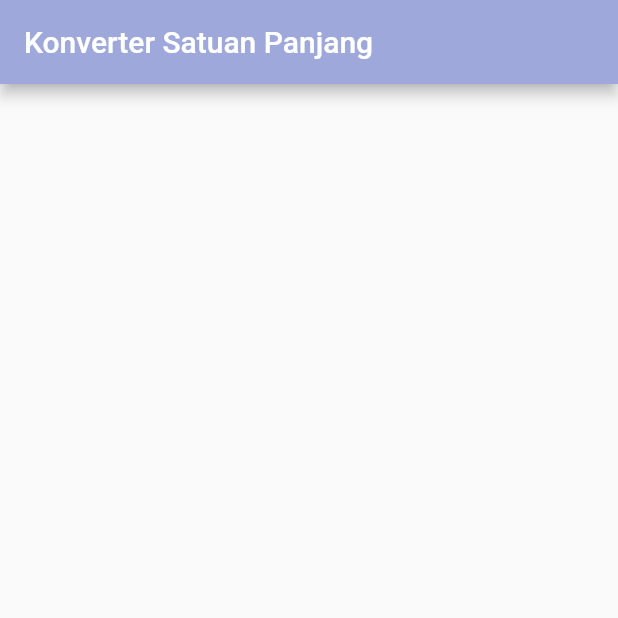
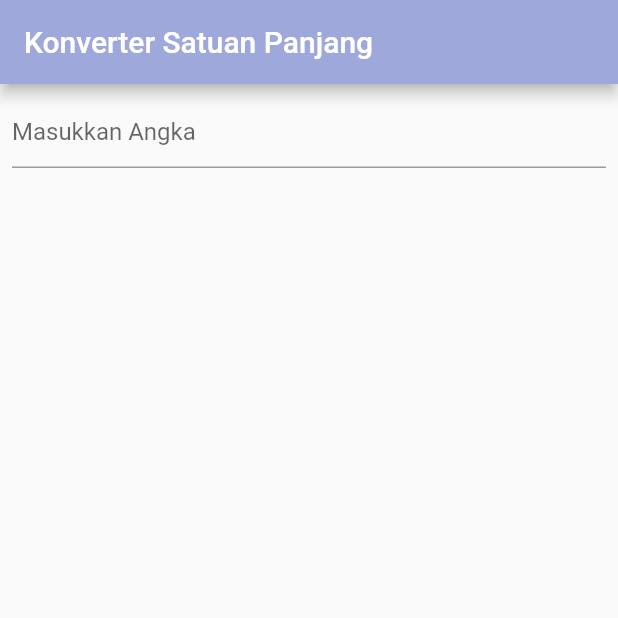
Before and after one commit to tsaniarisqi/kuis_mobile_flutter_konversi_satuan_panjang, a Flutter app: the screen it shows after launch, on a phone screen of 412 x 824 dp, the top half of it. Run offline on Flutter 3.47's test engine with Material 2 defaults, Android fonts, the phone set to English and light mode, and no system bars.

Commit message:
Menambahkan TextFormField

```diff
--- a/lib/main.dart
+++ b/lib/main.dart
@@ -20,7 +20,23 @@ class MyApp extends StatelessWidget {
           backgroundColor: Colors.indigo[200],
           title: Text("Konverter Satuan Panjang"),
         ),
-        body: Container(),
+        body: Container(
+          margin: EdgeInsets.all(8),
+          child: Column(
+            mainAxisAlignment: MainAxisAlignment.spaceBetween,
+            children: [
+              TextFormField(
+                decoration: const InputDecoration(
+                  hintText: 'Masukkan Angka',
+                ),
+                keyboardType: TextInputType.numberWithOptions(decimal: true),
+                inputFormatters: <TextInputFormatter>[
+                  FilteringTextInputFormatter.allow(RegExp('[0-9.]')),
+                ],
+              ),
+            ],
+          ),
+        ),
       ),
     );
   }
```
